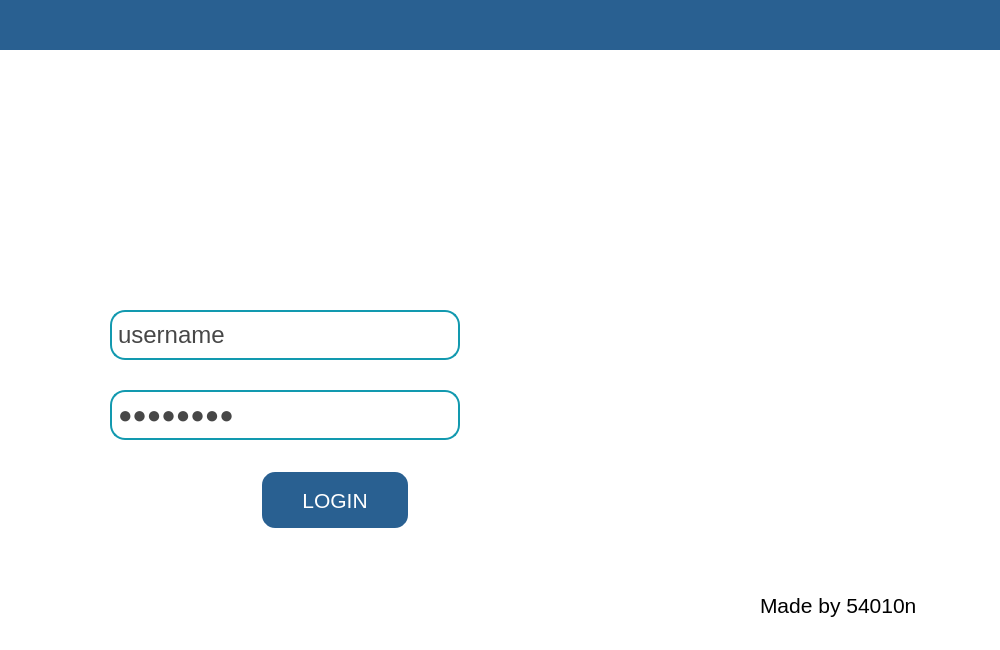
datnlq/ECC_Project_Course, file Interface/login.ui: the form before one commit.
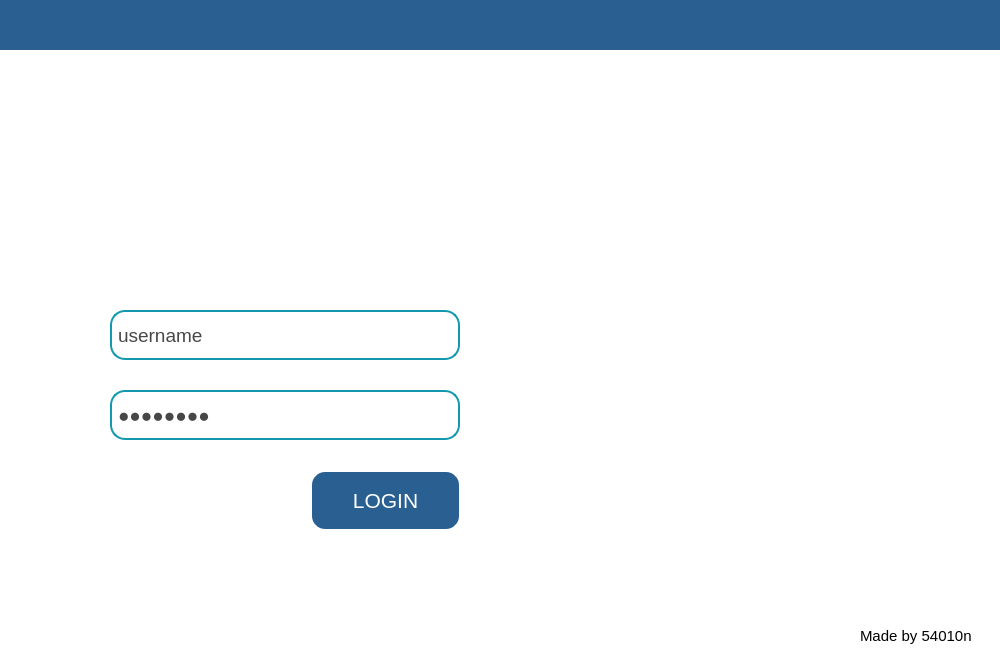
The form after the commit. Icons and pictures are not drawn.

Commit message:
nhattruong update interfaces
Only interfaces

```diff
--- a/Interface/login.ui
+++ b/Interface/login.ui
@@ -74,8 +74,8 @@
   <widget class="QLabel" name="label_4">
    <property name="geometry">
     <rect>
-     <x>65</x>
-     <y>395</y>
+     <x>60</x>
+     <y>390</y>
      <width>31</width>
      <height>41</height>
     </rect>
@@ -98,7 +98,7 @@
    </property>
    <property name="font">
     <font>
-     <pointsize>18</pointsize>
+     <pointsize>14</pointsize>
     </font>
    </property>
    <property name="styleSheet">
@@ -119,7 +119,7 @@
    </property>
    <property name="font">
     <font>
-     <pointsize>18</pointsize>
+     <pointsize>14</pointsize>
     </font>
    </property>
    <property name="styleSheet">
@@ -135,15 +135,17 @@
   <widget class="QPushButton" name="buttonLogin">
    <property name="geometry">
     <rect>
-     <x>260</x>
+     <x>310</x>
      <y>470</y>
-     <width>150</width>
-     <height>60</height>
+     <width>151</width>
+     <height>61</height>
     </rect>
    </property>
    <property name="font">
     <font>
      <pointsize>16</pointsize>
+     <weight>50</weight>
+     <bold>false</bold>
     </font>
    </property>
    <property name="styleSheet">
@@ -172,20 +174,44 @@
   <widget class="QLabel" name="label_6">
    <property name="geometry">
     <rect>
-     <x>760</x>
-     <y>590</y>
-     <width>171</width>
+     <x>860</x>
+     <y>620</y>
+     <width>141</width>
      <height>31</height>
     </rect>
    </property>
    <property name="font">
     <font>
-     <pointsize>16</pointsize>
+     <pointsize>11</pointsize>
     </font>
    </property>
+   <property name="tabletTracking">
+    <bool>false</bool>
+   </property>
+   <property name="autoFillBackground">
+    <bool>false</bool>
+   </property>
+   <property name="frameShape">
+    <enum>QFrame::NoFrame</enum>
+   </property>
+   <property name="frameShadow">
+    <enum>QFrame::Plain</enum>
+   </property>
+   <property name="lineWidth">
+    <number>0</number>
+   </property>
    <property name="text">
     <string>Made by 54010n</string>
    </property>
+   <property name="textFormat">
+    <enum>Qt::PlainText</enum>
+   </property>
+   <property name="scaledContents">
+    <bool>false</bool>
+   </property>
+   <property name="wordWrap">
+    <bool>false</bool>
+   </property>
   </widget>
   <widget class="QLabel" name="label">
    <property name="geometry">
```
Left out of the diff: 2 changed lines with no effect on the pictures. The commit also changes 2 other files.
